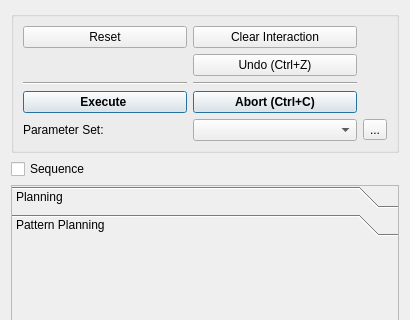
Before: the Qt Designer form vigir_footstep_planning_rviz_plugin/ui_forms/paneldesign.ui in team-vigir/vigir_footstep_planning_visual_tools, drawn with Qt 5; both pictures show x 0 to 410 and y 0 to 320 of the 410 by 685 pixel window.
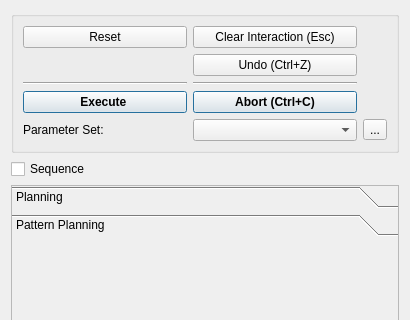
After: the same form once the commit is applied. Icons and pictures are not drawn. Custom widgets are drawn as their Qt base class.

Commit message: update position of interactive marker after update step, update step valid

What changed in the file:
```diff
--- a/vigir_footstep_planning_rviz_plugin/ui_forms/paneldesign.ui
+++ b/vigir_footstep_planning_rviz_plugin/ui_forms/paneldesign.ui
@@ -125,7 +125,7 @@
       <item row="0" column="1">
        <widget class="QPushButton" name="clearIMPushButton">
         <property name="text">
-         <string>Clear Interaction</string>
+         <string>Clear Interaction (Esc)</string>
         </property>
         <property name="shortcut">
          <string>Esc</string>
```
Left out of the diff: 3 changed lines with no effect on the pictures. The commit also changes 2 other files.
